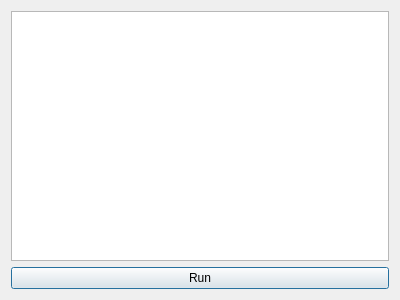
Qt form plugins/PythonInterpreter/forms/pythonInterpreter.ui (isis-group/vast) before a commit.
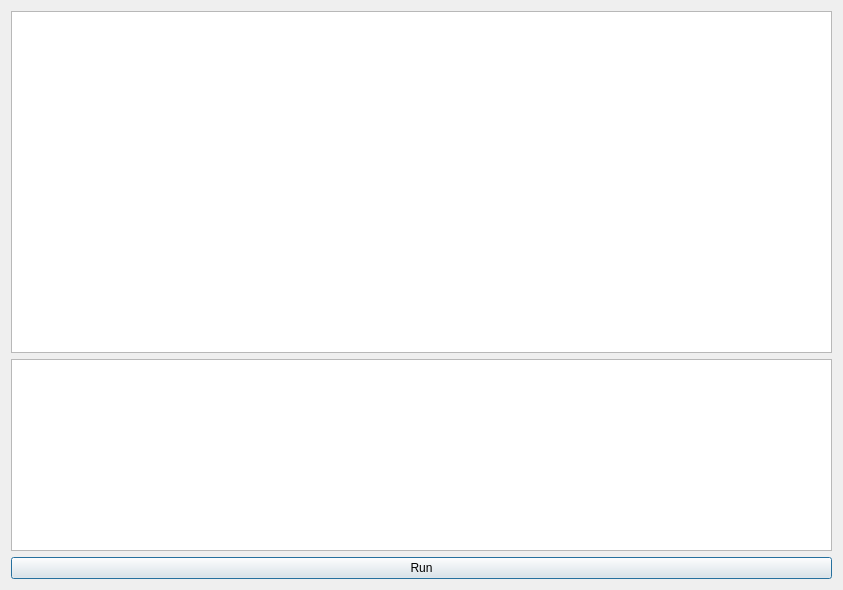
The same form after that commit.

Commit message: add redirection for python output

Patch:
```diff
--- a/plugins/PythonInterpreter/forms/pythonInterpreter.ui
+++ b/plugins/PythonInterpreter/forms/pythonInterpreter.ui
@@ -6,8 +6,8 @@
    <rect>
     <x>0</x>
     <y>0</y>
-    <width>400</width>
-    <height>300</height>
+    <width>843</width>
+    <height>590</height>
    </rect>
   </property>
   <property name="windowTitle">
@@ -17,6 +17,22 @@
    <item>
     <widget class="QTextEdit" name="pythonInput"/>
    </item>
+   <item>
+    <widget class="QListWidget" name="output">
+     <property name="sizePolicy">
+      <sizepolicy hsizetype="Preferred" vsizetype="Minimum">
+       <horstretch>0</horstretch>
+       <verstretch>0</verstretch>
+      </sizepolicy>
+     </property>
+     <property name="minimumSize">
+      <size>
+       <width>100</width>
+       <height>100</height>
+      </size>
+     </property>
+    </widget>
+   </item>
    <item>
     <widget class="QPushButton" name="run">
      <property name="text">
```
The commit also changes 8 other files.
